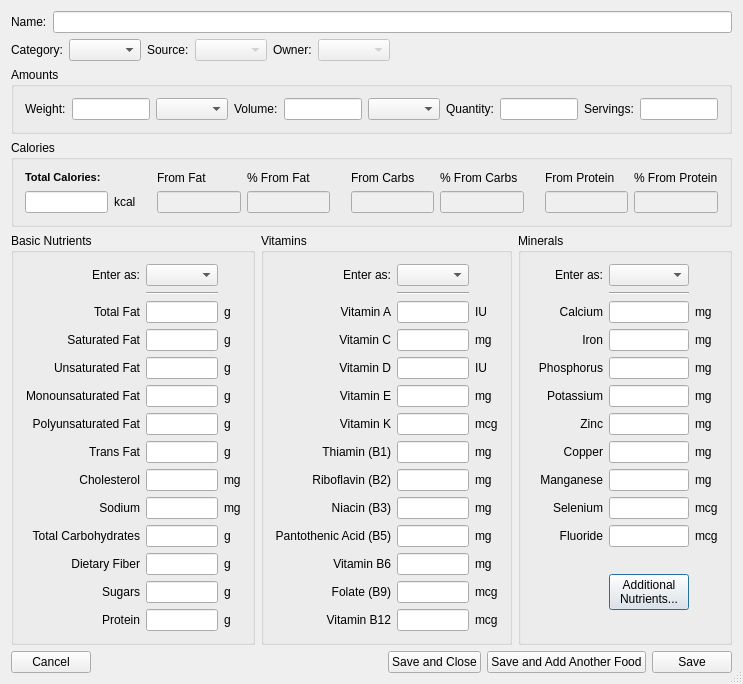
Old version of the form src/edit_food.ui in the repository tylermchenry/nutrition_tracker.
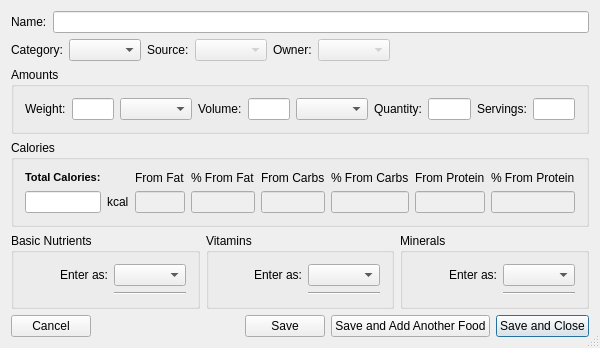
New version of the form.

Commit message: Dynamically generate nutrient fields and unit lists from database-derived objects

Diff of the .ui file:
```diff
--- a/src/edit_food.ui
+++ b/src/edit_food.ui
@@ -6,8 +6,8 @@
    <rect>
     <x>0</x>
     <y>0</y>
-    <width>711</width>
-    <height>643</height>
+    <width>581</width>
+    <height>319</height>
    </rect>
   </property>
   <property name="windowTitle">
@@ -100,7 +100,11 @@
        </widget>
       </item>
       <item>
-       <widget class="QLineEdit" name="lineEdit_10"/>
+       <widget class="QLineEdit" name="txtWeight">
+        <property name="alignment">
+         <set>Qt::AlignRight|Qt::AlignTrailing|Qt::AlignVCenter</set>
+        </property>
+       </widget>
       </item>
       <item>
        <widget class="QComboBox" name="comboBox_4"/>
@@ -113,7 +117,11 @@
        </widget>
       </item>
       <item>
-       <widget class="QLineEdit" name="lineEdit_11"/>
+       <widget class="QLineEdit" name="txtVolume">
+        <property name="alignment">
+         <set>Qt::AlignRight|Qt::AlignTrailing|Qt::AlignVCenter</set>
+        </property>
+       </widget>
       </item>
       <item>
        <widget class="QComboBox" name="comboBox_5"/>
@@ -126,7 +134,11 @@
        </widget>
       </item>
       <item>
-       <widget class="QLineEdit" name="lineEdit_12"/>
+       <widget class="QLineEdit" name="txtQuantity">
+        <property name="alignment">
+         <set>Qt::AlignRight|Qt::AlignTrailing|Qt::AlignVCenter</set>
+        </property>
+       </widget>
       </item>
       <item>
        <widget class="QLabel" name="label_9">
@@ -136,7 +148,11 @@
        </widget>
       </item>
       <item>
-       <widget class="QLineEdit" name="lineEdit_9"/>
+       <widget class="QLineEdit" name="txtServings">
+        <property name="alignment">
+         <set>Qt::AlignRight|Qt::AlignTrailing|Qt::AlignVCenter</set>
+        </property>
+       </widget>
       </item>
      </layout>
     </widget>
@@ -158,6 +174,9 @@
         <property name="enabled">
          <bool>false</bool>
         </property>
+        <property name="alignment">
+         <set>Qt::AlignRight|Qt::AlignTrailing|Qt::AlignVCenter</set>
+        </property>
        </widget>
       </item>
       <item row="1" column="7">
@@ -165,6 +184,9 @@
         <property name="enabled">
          <bool>false</bool>
         </property>
+        <property name="alignment">
+         <set>Qt::AlignRight|Qt::AlignTrailing|Qt::AlignVCenter</set>
+        </property>
        </widget>
       </item>
       <item row="1" column="10">
@@ -172,6 +194,9 @@
         <property name="enabled">
          <bool>false</bool>
         </property>
+        <property name="alignment">
+         <set>Qt::AlignRight|Qt::AlignTrailing|Qt::AlignVCenter</set>
+        </property>
        </widget>
       </item>
       <item row="1" column="5">
@@ -179,6 +204,9 @@
         <property name="enabled">
          <bool>false</bool>
         </property>
+        <property name="alignment">
+         <set>Qt::AlignRight|Qt::AlignTrailing|Qt::AlignVCenter</set>
+        </property>
        </widget>
       </item>
       <item row="1" column="8">
@@ -186,6 +214,9 @@
         <property name="enabled">
          <bool>false</bool>
         </property>
+        <property name="alignment">
+         <set>Qt::AlignRight|Qt::AlignTrailing|Qt::AlignVCenter</set>
+        </property>
        </widget>
       </item>
       <item row="1" column="11">
@@ -193,6 +224,9 @@
         <property name="enabled">
          <bool>false</bool>
         </property>
+        <property name="alignment">
+         <set>Qt::AlignRight|Qt::AlignTrailing|Qt::AlignVCenter</set>
+        </property>
        </widget>
       </item>
       <item row="0" column="4">
@@ -307,7 +341,11 @@
        </widget>
       </item>
       <item row="1" column="0">
-       <widget class="QLineEdit" name="lineEdit_8"/>
+       <widget class="QLineEdit" name="txtCalories">
+        <property name="alignment">
+         <set>Qt::AlignRight|Qt::AlignTrailing|Qt::AlignVCenter</set>
+        </property>
+       </widget>
       </item>
      </layout>
     </widget>
@@ -330,116 +368,6 @@
           </property>
          </widget>
         </item>
-        <item row="3" column="1">
-         <widget class="QLabel" name="label_13">
-          <property name="text">
-           <string>Total Fat</string>
-          </property>
-          <property name="alignment">
-           <set>Qt::AlignRight|Qt::AlignTrailing|Qt::AlignVCenter</set>
-          </property>
-         </widget>
-        </item>
-        <item row="4" column="0" colspan="2">
-         <widget class="QLabel" name="label_14">
-          <property name="text">
-           <string>Saturated Fat</string>
-          </property>
-          <property name="alignment">
-           <set>Qt::AlignRight|Qt::AlignTrailing|Qt::AlignVCenter</set>
-          </property>
-         </widget>
-        </item>
-        <item row="6" column="0" colspan="2">
-         <widget class="QLabel" name="label_15">
-          <property name="text">
-           <string>Monounsaturated Fat</string>
-          </property>
-          <property name="alignment">
-           <set>Qt::AlignRight|Qt::AlignTrailing|Qt::AlignVCenter</set>
-          </property>
-         </widget>
-        </item>
-        <item row="7" column="0" colspan="2">
-         <widget class="QLabel" name="label_16">
-          <property name="text">
-           <string>Polyunsaturated Fat</string>
-          </property>
-          <property name="alignment">
-           <set>Qt::AlignRight|Qt::AlignTrailing|Qt::AlignVCenter</set>
-          </property>
-         </widget>
-        </item>
-        <item row="8" column="0" colspan="2">
-         <widget class="QLabel" name="label_23">
-          <property name="text">
-           <string>Trans Fat</string>
-          </property>
-          <property name="alignment">
-           <set>Qt::AlignRight|Qt::AlignTrailing|Qt::AlignVCenter</set>
-          </property>
-         </widget>
-        </item>
-        <item row="9" column="0" colspan="2">
-         <widget class="QLabel" name="label_17">
-          <property name="text">
-           <string>Cholesterol</string>
-          </property>
-          <property name="alignment">
-           <set>Qt::AlignRight|Qt::AlignTrailing|Qt::AlignVCenter</set>
-          </property>
-         </widget>
-        </item>
-        <item row="10" column="1">
-         <widget class="QLabel" name="label_18">
-          <property name="text">
-           <string>Sodium</string>
-          </property>
-          <property name="alignment">
-           <set>Qt::AlignRight|Qt::AlignTrailing|Qt::AlignVCenter</set>
-          </property>
-         </widget>
-        </item>
-        <item row="11" column="0" colspan="2">
-         <widget class="QLabel" name="label_19">
-          <property name="text">
-           <string>Total Carbohydrates</string>
-          </property>
-          <property name="alignment">
-           <set>Qt::AlignRight|Qt::AlignTrailing|Qt::AlignVCenter</set>
-          </property>
-         </widget>
-        </item>
-        <item row="12" column="0" colspan="2">
-         <widget class="QLabel" name="label_20">
-          <property name="text">
-           <string>Dietary Fiber</string>
-          </property>
-          <property name="alignment">
-           <set>Qt::AlignRight|Qt::AlignTrailing|Qt::AlignVCenter</set>
-          </property>
-         </widget>
-        </item>
-        <item row="13" column="1">
-         <widget class="QLabel" name="label_21">
-          <property name="text">
-           <string>Sugars</string>
-          </property>
-          <property name="alignment">
-           <set>Qt::AlignRight|Qt::AlignTrailing|Qt::AlignVCenter</set>
-          </property>
-         </widget>
-        </item>
-        <item row="14" column="1">
-         <widget class="QLabel" name="label_22">
-          <property name="text">
-           <string>Protein</string>
-          </property>
-          <property name="alignment">
-           <set>Qt::AlignRight|Qt::AlignTrailing|Qt::AlignVCenter</set>
-          </property>
-         </widget>
-        </item>
         <item row="1" column="2">
          <widget class="Line" name="line_2">
           <property name="orientation">
@@ -447,150 +375,14 @@
           </property>
          </widget>
         </item>
-        <item row="5" column="1">
-         <widget class="QLabel" name="label_31">
-          <property name="text">
-           <string>Unsaturated Fat</string>
-          </property>
-          <property name="alignment">
-           <set>Qt::AlignRight|Qt::AlignTrailing|Qt::AlignVCenter</set>
-          </property>
-         </widget>
-        </item>
-        <item row="3" column="2">
-         <widget class="QLineEdit" name="lineEdit_13"/>
-        </item>
-        <item row="4" column="2">
-         <widget class="QLineEdit" name="lineEdit_14"/>
-        </item>
-        <item row="5" column="2">
-         <widget class="QLineEdit" name="lineEdit_15"/>
-        </item>
-        <item row="6" column="2">
-         <widget class="QLineEdit" name="lineEdit_16"/>
-        </item>
-        <item row="7" column="2">
-         <widget class="QLineEdit" name="lineEdit_17"/>
-        </item>
-        <item row="8" column="2">
-         <widget class="QLineEdit" name="lineEdit_18"/>
-        </item>
-        <item row="9" column="2">
-         <widget class="QLineEdit" name="lineEdit_19"/>
-        </item>
-        <item row="10" column="2">
-         <widget class="QLineEdit" name="lineEdit_20"/>
-        </item>
-        <item row="11" column="2">
-         <widget class="QLineEdit" name="lineEdit_21"/>
-        </item>
-        <item row="12" column="2">
-         <widget class="QLineEdit" name="lineEdit_22"/>
-        </item>
-        <item row="13" column="2">
-         <widget class="QLineEdit" name="lineEdit_23"/>
-        </item>
-        <item row="14" column="2">
-         <widget class="QLineEdit" name="lineEdit_24"/>
-        </item>
-        <item row="3" column="3">
-         <widget class="QLabel" name="label_32">
-          <property name="sizePolicy">
-           <sizepolicy hsizetype="Minimum" vsizetype="Preferred">
-            <horstretch>0</horstretch>
-            <verstretch>0</verstretch>
-           </sizepolicy>
-          </property>
-          <property name="text">
-           <string>g</string>
-          </property>
-         </widget>
-        </item>
         <item row="0" column="2">
-         <widget class="QComboBox" name="comboBox_6"/>
-        </item>
-        <item row="4" column="3">
-         <widget class="QLabel" name="label_33">
-          <property name="text">
-           <string>g</string>
-          </property>
-         </widget>
-        </item>
-        <item row="5" column="3">
-         <widget class="QLabel" name="label_34">
-          <property name="text">
-           <string>g</string>
-          </property>
-         </widget>
-        </item>
-        <item row="6" column="3">
-         <widget class="QLabel" name="label_35">
-          <property name="text">
-           <string>g</string>
-          </property>
-         </widget>
-        </item>
-        <item row="7" column="3">
-         <widget class="QLabel" name="label_36">
-          <property name="text">
-           <string>g</string>
-          </property>
-         </widget>
-        </item>
-        <item row="8" column="3">
-         <widget class="QLabel" name="label_37">
-          <property name="text">
-           <string>g</string>
-          </property>
-         </widget>
-        </item>
-        <item row="9" column="3">
-         <widget class="QLabel" name="label_38">
-          <property name="text">
-           <string>mg</string>
-          </property>
-         </widget>
-        </item>
-        <item row="10" column="3">
-         <widget class="QLabel" name="label_39">
-          <property name="text">
-           <string>mg</string>
-          </property>
-         </widget>
-        </item>
-        <item row="11" column="3">
-         <widget class="QLabel" name="label_40">
-          <property name="text">
-           <string>g</string>
-          </property>
-         </widget>
-        </item>
-        <item row="12" column="3">
-         <widget class="QLabel" name="label_41">
-          <property name="text">
-           <string>g</string>
-          </property>
-         </widget>
-        </item>
-        <item row="13" column="3">
-         <widget class="QLabel" name="label_42">
-          <property name="text">
-           <string>g</string>
-          </property>
-         </widget>
-        </item>
-        <item row="14" column="3">
-         <widget class="QLabel" name="label_43">
-          <property name="text">
-           <string>g</string>
-          </property>
-         </widget>
+         <widget class="QComboBox" name="cboNutrientDimensions"/>
         </item>
        </layout>
       </widget>
      </item>
      <item>
-      <widget class="QGroupBox" name="groupBox_2">
+      <widget class="QGroupBox" name="grpVitamins">
        <property name="title">
         <string>Vitamins</string>
        </property>
@@ -605,116 +397,6 @@
           </property>
          </widget>
         </item>
-        <item row="3" column="1">
-         <widget class="QLabel" name="label_13">
-          <property name="text">
-           <string>Vitamin A</string>
-          </property>
-          <property name="alignment">
-           <set>Qt::AlignRight|Qt::AlignTrailing|Qt::AlignVCenter</set>
-          </property>
-         </widget>
-        </item>
-        <item row="4" column="0" colspan="2">
-         <widget class="QLabel" name="label_14">
-          <property name="text">
-           <string>Vitamin C</string>
-          </property>
-          <property name="alignment">
-           <set>Qt::AlignRight|Qt::AlignTrailing|Qt::AlignVCenter</set>
-          </property>
-         </widget>
-        </item>
-        <item row="6" column="0" colspan="2">
-         <widget class="QLabel" name="label_15">
-          <property name="text">
-           <string>Vitamin E</string>
-          </property>
-          <property name="alignment">
-           <set>Qt::AlignRight|Qt::AlignTrailing|Qt::AlignVCenter</set>
-          </property>
-         </widget>
-        </item>
-        <item row="7" column="0" colspan="2">
-         <widget class="QLabel" name="label_16">
-          <property name="text">
-           <string>Vitamin K</string>
-          </property>
-          <property name="alignment">
-           <set>Qt::AlignRight|Qt::AlignTrailing|Qt::AlignVCenter</set>
-          </property>
-         </widget>
-        </item>
-        <item row="8" column="0" colspan="2">
-         <widget class="QLabel" name="label_23">
-          <property name="text">
-           <string>Thiamin (B1)</string>
-          </property>
-          <property name="alignment">
-           <set>Qt::AlignRight|Qt::AlignTrailing|Qt::AlignVCenter</set>
-          </property>
-         </widget>
-        </item>
-        <item row="9" column="0" colspan="2">
-         <widget class="QLabel" name="label_17">
-          <property name="text">
-           <string>Riboflavin (B2)</string>
-          </property>
-          <property name="alignment">
-           <set>Qt::AlignRight|Qt::AlignTrailing|Qt::AlignVCenter</set>
-          </property>
-         </widget>
-        </item>
-        <item row="10" column="1">
-         <widget class="QLabel" name="label_18">
-          <property name="text">
-           <string>Niacin (B3)</string>
-          </property>
-          <property name="alignment">
-           <set>Qt::AlignRight|Qt::AlignTrailing|Qt::AlignVCenter</set>
-          </property>
-         </widget>
-        </item>
-        <item row="11" column="0" colspan="2">
-         <widget class="QLabel" name="label_19">
-          <property name="text">
-           <string>Pantothenic Acid (B5)</string>
-          </property>
-          <property name="alignment">
-           <set>Qt::AlignRight|Qt::AlignTrailing|Qt::AlignVCenter</set>
-          </property>
-         </widget>
-        </item>
-        <item row="12" column="0" colspan="2">
-         <widget class="QLabel" name="label_20">
-          <property name="text">
-           <string>Vitamin B6</string>
-          </property>
-          <property name="alignment">
-           <set>Qt::AlignRight|Qt::AlignTrailing|Qt::AlignVCenter</set>
-          </property>
-         </widget>
-        </item>
-        <item row="13" column="1">
-         <widget class="QLabel" name="label_21">
-          <property name="text">
-           <string>Folate (B9)</string>
-          </property>
-          <property name="alignment">
-           <set>Qt::AlignRight|Qt::AlignTrailing|Qt::AlignVCenter</set>
-          </property>
-         </widget>
-        </item>
-        <item row="14" column="1">
-         <widget class="QLabel" name="label_22">
-          <property name="text">
-           <string>Vitamin B12</string>
-          </property>
-          <property name="alignment">
-           <set>Qt::AlignRight|Qt::AlignTrailing|Qt::AlignVCenter</set>
-          </property>
-         </widget>
-        </item>
         <item row="1" column="2">
          <widget class="Line" name="line_2">
           <property name="orientation">
@@ -722,150 +404,14 @@
           </property>
          </widget>
         </item>
-        <item row="5" column="1">
-         <widget class="QLabel" name="label_31">
-          <property name="text">
-           <string>Vitamin D</string>
-          </property>
-          <property name="alignment">
-           <set>Qt::AlignRight|Qt::AlignTrailing|Qt::AlignVCenter</set>
-          </property>
-         </widget>
-        </item>
-        <item row="3" column="2">
-         <widget class="QLineEdit" name="lineEdit_13"/>
-        </item>
-        <item row="4" column="2">
-         <widget class="QLineEdit" name="lineEdit_14"/>
-        </item>
-        <item row="5" column="2">
-         <widget class="QLineEdit" name="lineEdit_15"/>
-        </item>
-        <item row="6" column="2">
-         <widget class="QLineEdit" name="lineEdit_16"/>
-        </item>
-        <item row="7" column="2">
-         <widget class="QLineEdit" name="lineEdit_17"/>
-        </item>
-        <item row="8" column="2">
-         <widget class="QLineEdit" name="lineEdit_18"/>
-        </item>
-        <item row="9" column="2">
-         <widget class="QLineEdit" name="lineEdit_19"/>
-        </item>
-        <item row="10" column="2">
-         <widget class="QLineEdit" name="lineEdit_20"/>
-        </item>
-        <item row="11" column="2">
-         <widget class="QLineEdit" name="lineEdit_21"/>
-        </item>
-        <item row="12" column="2">
-         <widget class="QLineEdit" name="lineEdit_22"/>
-        </item>
-        <item row="13" column="2">
-         <widget class="QLineEdit" name="lineEdit_23"/>
-        </item>
-        <item row="14" column="2">
-         <widget class="QLineEdit" name="lineEdit_24"/>
-        </item>
-        <item row="3" column="3">
-         <widget class="QLabel" name="label_32">
-          <property name="sizePolicy">
-           <sizepolicy hsizetype="Minimum" vsizetype="Preferred">
-            <horstretch>0</horstretch>
-            <verstretch>0</verstretch>
-           </sizepolicy>
-          </property>
-          <property name="text">
-           <string>IU</string>
-          </property>
-         </widget>
-        </item>
         <item row="0" column="2">
-         <widget class="QComboBox" name="comboBox_6"/>
-        </item>
-        <item row="4" column="3">
-         <widget class="QLabel" name="label_33">
-          <property name="text">
-           <string>mg</string>
-          </property>
-         </widget>
-        </item>
-        <item row="5" column="3">
-         <widget class="QLabel" name="label_34">
-          <property name="text">
-           <string>IU</string>
-          </property>
-         </widget>
-        </item>
-        <item row="6" column="3">
-         <widget class="QLabel" name="label_35">
-          <property name="text">
-           <string>mg</string>
-          </property>
-         </widget>
-        </item>
-        <item row="7" column="3">
-         <widget class="QLabel" name="label_36">
-          <property name="text">
-           <string>mcg</string>
-          </property>
-         </widget>
-        </item>
-        <item row="8" column="3">
-         <widget class="QLabel" name="label_37">
-          <property name="text">
-           <string>mg</string>
-          </property>
-         </widget>
-        </item>
-        <item row="9" column="3">
-         <widget class="QLabel" name="label_38">
-          <property name="text">
-           <string>mg</string>
-          </property>
-         </widget>
-        </item>
-        <item row="10" column="3">
-         <widget class="QLabel" name="label_39">
-          <property name="text">
-           <string>mg</string>
-          </property>
-         </widget>
-        </item>
-        <item row="11" column="3">
-         <widget class="QLabel" name="label_40">
-          <property name="text">
-           <string>mg</string>
-          </property>
-         </widget>
-        </item>
-        <item row="12" column="3">
-         <widget class="QLabel" name="label_41">
-          <property name="text">
-           <string>mg</string>
-          </property>
-         </widget>
-        </item>
-        <item row="13" column="3">
-         <widget class="QLabel" name="label_42">
-          <property name="text">
-           <string>mcg</string>
-          </property>
-         </widget>
-        </item>
-        <item row="14" column="3">
-         <widget class="QLabel" name="label_43">
-          <property name="text">
-           <string>mcg</string>
-          </property>
-         </widget>
+         <widget class="QComboBox" name="cboVitaminDimensions"/>
         </item>
        </layout>
       </widget>
      </item>
      <item>
-      <widget class="QGroupBox" name="groupBox_2">
+      <widget class="QGroupBox" name="grpMinerals">
        <property name="title">
         <string>Minerals</string>
        </property>
@@ -880,86 +426,6 @@
           </property>
          </widget>
         </item>
-        <item row="3" column="1">
-         <widget class="QLabel" name="label_13">
-          <property name="text">
-           <string>Calcium</string>
-          </property>
-          <property name="alignment">
-           <set>Qt::AlignRight|Qt::AlignTrailing|Qt::AlignVCenter</set>
-          </property>
-         </widget>
-        </item>
-        <item row="4" column="0" colspan="2">
-         <widget class="QLabel" name="label_14">
-          <property name="text">
-           <string>Iron</string>
-          </property>
-          <property name="alignment">
-           <set>Qt::AlignRight|Qt::AlignTrailing|Qt::AlignVCenter</set>
-          </property>
-         </widget>
-        </item>
-        <item row="6" column="0" colspan="2">
-         <widget class="QLabel" name="label_15">
-          <property name="text">
-           <string>Potassium</string>
-          </property>
-          <property name="alignment">
-           <set>Qt::AlignRight|Qt::AlignTrailing|Qt::AlignVCenter</set>
-          </property>
-         </widget>
-        </item>
-        <item row="7" column="0" colspan="2">
-         <widget class="QLabel" name="label_16">
-          <property name="text">
-           <string>Zinc</string>
-          </property>
-          <property name="alignment">
-           <set>Qt::AlignRight|Qt::AlignTrailing|Qt::AlignVCenter</set>
-          </property>
-         </widget>
-        </item>
-        <item row="8" column="0" colspan="2">
-         <widget class="QLabel" name="label_23">
-          <property name="text">
-           <string>Copper</string>
-          </property>
-          <property name="alignment">
-           <set>Qt::AlignRight|Qt::AlignTrailing|Qt::AlignVCenter</set>
-          </property>
-         </widget>
-        </item>
-        <item row="9" column="0" colspan="2">
-         <widget class="QLabel" name="label_17">
-          <property name="text">
-           <string>Manganese</string>
-          </property>
-          <property name="alignment">
-           <set>Qt::AlignRight|Qt::AlignTrailing|Qt::AlignVCenter</set>
-          </property>
-         </widget>
-        </item>
-        <item row="10" column="1">
-         <widget class="QLabel" name="label_18">
-          <property name="text">
-           <string>Selenium</string>
-          </property>
-          <property name="alignment">
-           <set>Qt::AlignRight|Qt::AlignTrailing|Qt::AlignVCenter</set>
-          </property>
-         </widget>
-        </item>
-        <item row="11" column="0" colspan="2">
-         <widget class="QLabel" name="label_19">
-          <property name="text">
-           <string>Fluoride</string>
-          </property>
-          <property name="alignment">
-           <set>Qt::AlignRight|Qt::AlignTrailing|Qt::AlignVCenter</set>
-          </property>
-         </widget>
-        </item>
         <item row="1" column="2">
          <widget class="Line" name="line_2">
           <property name="orientation">
@@ -967,148 +433,8 @@
           </property>
          </widget>
         </item>
-        <item row="5" column="1">
-         <widget class="QLabel" name="label_31">
-          <property name="text">
-           <string>Phosphorus</string>
-          </property>
-          <property name="alignment">
-           <set>Qt::AlignRight|Qt::AlignTrailing|Qt::AlignVCenter</set>
-          </property>
-         </widget>
-        </item>
-        <item row="3" column="2">
-         <widget class="QLineEdit" name="lineEdit_13"/>
-        </item>
-        <item row="4" column="2">
-         <widget class="QLineEdit" name="lineEdit_14"/>
-        </item>
-        <item row="5" column="2">
-         <widget class="QLineEdit" name="lineEdit_15"/>
-        </item>
-        <item row="6" column="2">
-         <widget class="QLineEdit" name="lineEdit_16"/>
-        </item>
-        <item row="7" column="2">
-         <widget class="QLineEdit" name="lineEdit_17"/>
-        </item>
-        <item row="8" column="2">
-         <widget class="QLineEdit" name="lineEdit_18"/>
-        </item>
-        <item row="9" column="2">
-         <widget class="QLineEdit" name="lineEdit_19"/>
-        </item>
-        <item row="10" column="2">
-         <widget class="QLineEdit" name="lineEdit_20"/>
-        </item>
-        <item row="11" column="2">
-         <widget class="QLineEdit" name="lineEdit_21"/>
-        </item>
-        <item row="3" column="3">
-         <widget class="QLabel" name="label_32">
-          <property name="sizePolicy">
-           <sizepolicy hsizetype="Minimum" vsizetype="Preferred">
-            <horstretch>0</horstretch>
-            <verstretch>0</verstretch>
-           </sizepolicy>
-          </property>
-          <property name="text">
-           <string>mg</string>
-          </property>
-         </widget>
-        </item>
         <item row="0" column="2">
-         <widget class="QComboBox" name="comboBox_6"/>
-        </item>
-        <item row="4" column="3">
-         <widget class="QLabel" name="label_33">
-          <property name="text">
-           <string>mg</string>
-          </property>
-         </widget>
-        </item>
-        <item row="5" column="3">
-         <widget class="QLabel" name="label_34">
-          <property name="text">
-           <string>mg</string>
-          </property>
-         </widget>
-        </item>
-        <item row="6" column="3">
-         <widget class="QLabel" name="label_35">
-          <property name="text">
-           <string>mg</string>
-          </property>
-         </widget>
-        </item>
-        <item row="7" column="3">
-         <widget class="QLabel" name="label_36">
-          <property name="text">
-           <string>mg</string>
-          </property>
-         </widget>
-        </item>
-        <item row="8" column="3">
-         <widget class="QLabel" name="label_37">
-          <property name="text">
-           <string>mg</string>
-          </property>
-         </widget>
-        </item>
-        <item row="9" column="3">
-         <widget class="QLabel" name="label_38">
-          <property name="text">
-           <string>mg</string>
-          </property>
-         </widget>
-        </item>
-        <item row="10" column="3">
-         <widget class="QLabel" name="label_39">
-          <property name="text">
-           <string>mcg</string>
-          </property>
-         </widget>
-        </item>
-        <item row="11" column="3">
-         <widget class="QLabel" name="label_40">
-          <property name="text">
-           <string>mcg</string>
-          </property>
-         </widget>
-        </item>
-        <item row="12" column="2">
-         <spacer name="verticalSpacer">
-          <property name="orientation">
-           <enum>Qt::Vertical</enum>
-          </property>
-          <property name="sizeHint" stdset="0">
-           <size>
-            <width>20</width>
-            <height>40</height>
-           </size>
-          </property>
-         </spacer>
-        </item>
-        <item row="14" column="2">
-         <spacer name="verticalSpacer_2">
-          <property name="orientation">
-           <enum>Qt::Vertical</enum>
-          </property>
-          <property name="sizeHint" stdset="0">
-           <size>
-            <width>20</width>
-            <height>40</height>
-           </size>
-          </property>
-         </spacer>
-        </item>
-        <item row="13" column="2">
-         <widget class="QPushButton" name="pushButton_5">
-          <property name="text">
-           <string>Additional
-Nutrients...</string>
-          </property>
-         </widget>
+         <widget class="QComboBox" name="cboMineralDimensions"/>
         </item>
        </layout>
       </widget>
@@ -1137,24 +463,30 @@
        </property>
       </spacer>
      </item>
-     <item>
-      <widget class="QPushButton" name="pushButton_3">
-       <property name="text">
-        <string>Save and Close</string>
-       </property>
-      </widget>
-     </item>
-     <item>
-      <widget class="QPushButton" name="pushButton_2">
-       <property name="text">
-        <string>Save and Add Another Food</string>
-       </property>
-      </widget>
-     </item>
      <item>
       <widget class="QPushButton" name="pushButton">
        <property name="text">
         <string>Save</string>
+       </property>
+       <property name="default">
+        <bool>false</bool>
+       </property>
+      </widget>
+     </item>
+     <item>
+      <widget class="QPushButton" name="pushButton_2">
+       <property name="text">
+        <string>Save and Add Another Food</string>
+       </property>
+      </widget>
+     </item>
+     <item>
+      <widget class="QPushButton" name="pushButton_3">
+       <property name="text">
+        <string>Save and Close</string>
+       </property>
+       <property name="default">
+        <bool>true</bool>
        </property>
       </widget>
      </item>
```
Left out of the diff: 26 changed lines with no effect on the pictures. The commit also changes 2 other files.
